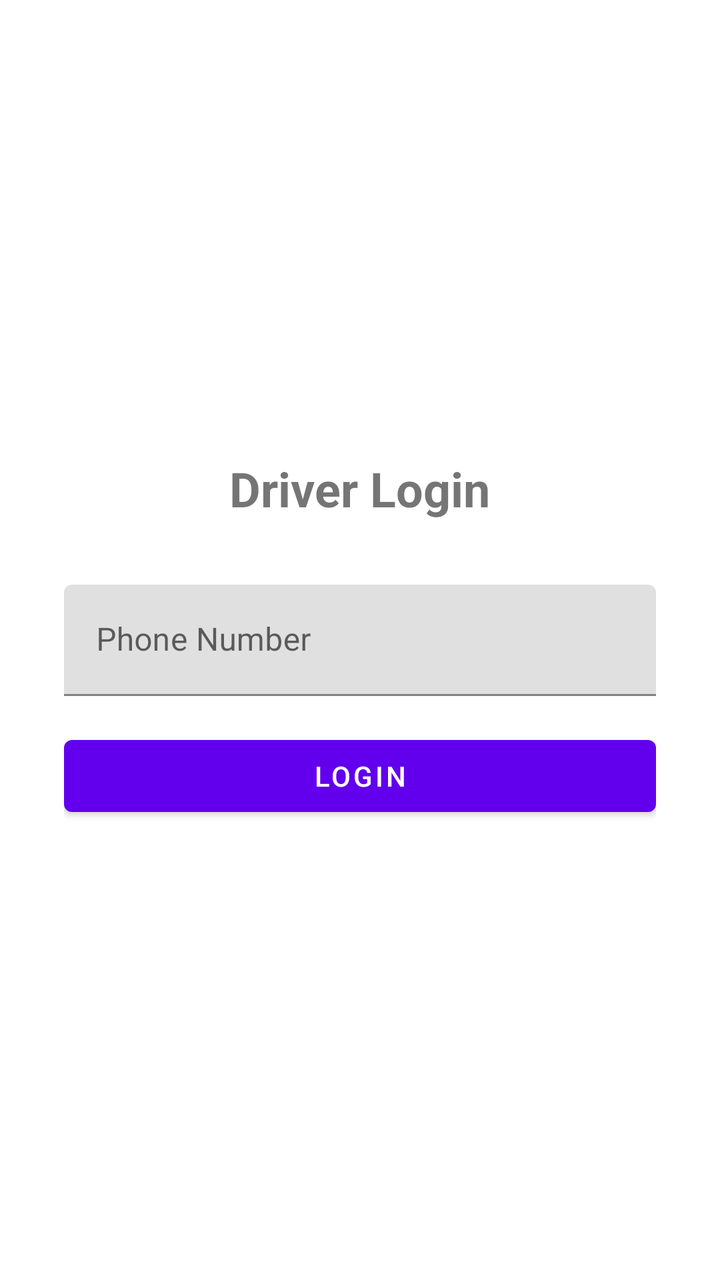
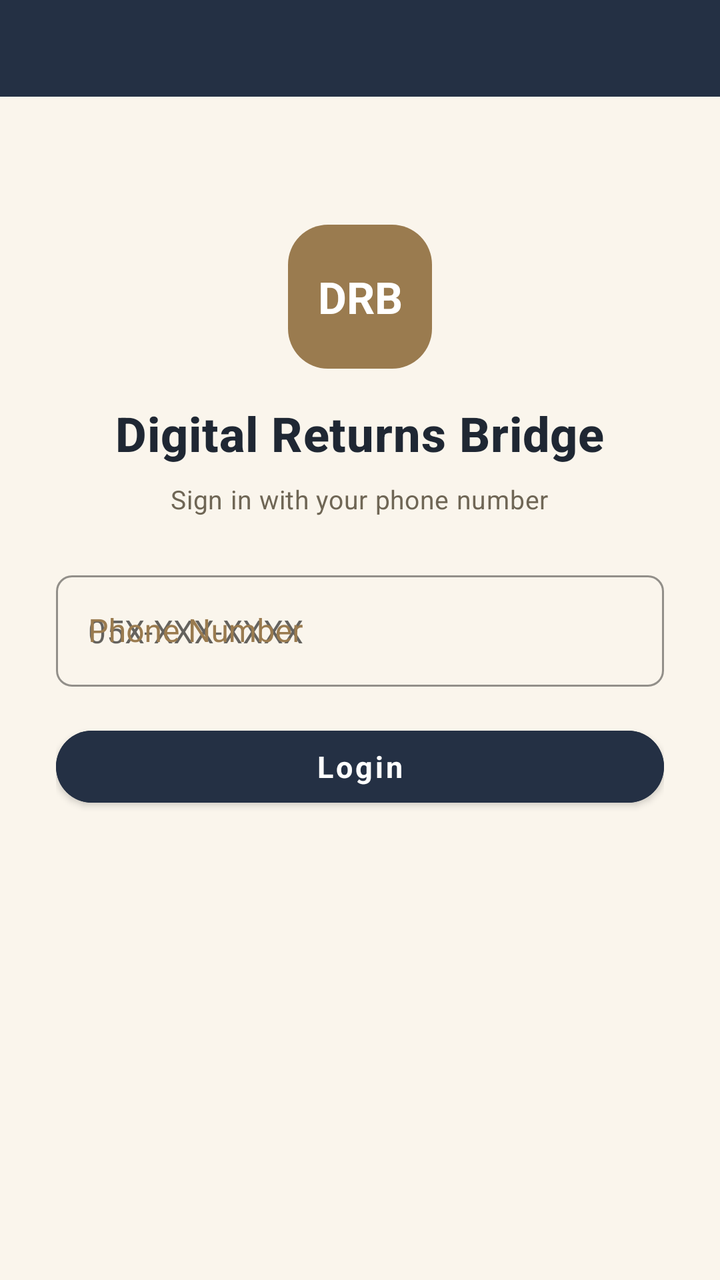

An Android layout rendered at two revisions. The XML below is the earlier revision; the diff shows what the commit changed to produce the second picture.
<!-- AndroidManifest.xml: application theme Theme.DriverApp -->
<!-- res/layout/activity_login.xml -->
<?xml version="1.0" encoding="utf-8"?>
<LinearLayout xmlns:android="http://schemas.android.com/apk/res/android"
    android:layout_width="match_parent"
    android:layout_height="match_parent"
    android:orientation="vertical"
    android:gravity="center"
    android:padding="32dp">

    <TextView
        android:layout_width="wrap_content"
        android:layout_height="wrap_content"
        android:text="@string/login_title"
        android:textSize="24sp"
        android:textStyle="bold"
        android:layout_marginBottom="32dp"/>

    <com.google.android.material.textfield.TextInputLayout
        android:layout_width="match_parent"
        android:layout_height="wrap_content"
        android:hint="@string/phone_hint"
        android:layout_marginBottom="16dp">
        <com.google.android.material.textfield.TextInputEditText
            android:id="@+id/etPhone"
            android:layout_width="match_parent"
            android:layout_height="wrap_content"
            android:inputType="phone"/>
    </com.google.android.material.textfield.TextInputLayout>

    <Button
        android:id="@+id/btnLogin"
        android:layout_width="match_parent"
        android:layout_height="wrap_content"
        android:text="@string/login_button"/>

    <ProgressBar
        android:id="@+id/progressBar"
        android:layout_width="wrap_content"
        android:layout_height="wrap_content"
        android:visibility="gone"
        android:layout_marginTop="16dp"/>
</LinearLayout>
<!-- resources referenced by this layout -->
<resources>
  <string name="login_title">Driver Login</string>
  <style name="Theme.DriverApp" parent="Theme.MaterialComponents.DayNight.DarkActionBar">
          <item name="colorPrimary">@color/purple_500</item>
          <item name="colorPrimaryVariant">@color/purple_700</item>
          <item name="colorOnPrimary">@color/white</item>
          <item name="colorSecondary">@color/teal_200</item>
          <item name="colorSecondaryVariant">@color/teal_700</item>
          <item name="colorOnSecondary">@color/black</item>
          <item name="android:statusBarColor">?attr/colorPrimaryVariant</item>
      </style>
  <color name="purple_500">#FF6200EE</color>
  <color name="purple_700">#FF3700B3</color>
  <color name="teal_200">#FF03DAC5</color>
  <color name="teal_700">#FF018786</color>
  <color name="black">#FF000000</color>
  <!-- unchanged entries left out for length: 3 -->
</resources>

<!-- the commit's change to res/layout/activity_login.xml (unified diff, before → after) -->
@@ -3,39 +3,153 @@
     android:layout_width="match_parent"
     android:layout_height="match_parent"
     android:orientation="vertical"
-    android:gravity="center"
-    android:padding="32dp">
+    android:background="@color/drb_cream_bg">
 
-    <TextView
-        android:layout_width="wrap_content"
+  <include
+      android:id="@+id/loginHeader"
+      layout="@layout/include_drb_header"/>
+
+  <LinearLayout
+      android:layout_width="match_parent"
+      android:layout_height="match_parent"
+      android:orientation="vertical"
+      android:gravity="center_horizontal"
+      android:paddingStart="@dimen/drb_spacing_xxl"
+      android:paddingEnd="@dimen/drb_spacing_xxl"
+      android:paddingTop="64dp"
+      android:paddingBottom="120dp">
+
+    
+    <LinearLayout
+        android:id="@+id/driverLoginChrome"
+        android:layout_width="match_parent"
         android:layout_height="wrap_content"
-        android:text="@string/login_title"
-        android:textSize="24sp"
-        android:textStyle="bold"
-        android:layout_marginBottom="32dp"/>
+        android:orientation="vertical"
+        android:gravity="center_horizontal"
+        android:layout_marginBottom="@dimen/drb_spacing_xl">
+
+        <TextView
+            android:id="@+id/tvLoginLogo"
+            android:layout_width="@dimen/drb_logo_size"
+            android:layout_height="@dimen/drb_logo_size"
+            android:background="@drawable/bg_logo_square"
+            android:gravity="center"
+            android:text="DRB"
+            android:textColor="@color/white"
+            android:textSize="@dimen/drb_text_logo"
+            android:textStyle="bold"/>
+
+        <TextView
+            android:id="@+id/tvDriverLoginTitle"
+            android:layout_width="wrap_content"
+            android:layout_height="wrap_content"
+            android:layout_marginTop="@dimen/drb_spacing_lg"
+            android:text="@string/app_name"
+            style="@style/DrbText.Title"/>
+
+        <TextView
+            android:id="@+id/tvDriverLoginSubtitle"
+            android:layout_width="wrap_content"
+            android:layout_height="wrap_content"
+            android:layout_marginTop="@dimen/drb_spacing_sm"
+            android:text="@string/login_driver_phone_hint"
+            style="@style/DrbText.Subtitle"/>
+    </LinearLayout>
+
+    
+    <LinearLayout
+        android:id="@+id/warehouseLoginChrome"
+        android:layout_width="match_parent"
+        android:layout_height="wrap_content"
+        android:orientation="vertical"
+        android:gravity="center_horizontal"
+        android:layout_marginBottom="@dimen/drb_spacing_xl"
+        android:visibility="gone">
+
+        <TextView
+            android:layout_width="@dimen/drb_logo_size"
+            android:layout_height="@dimen/drb_logo_size"
+            android:background="@drawable/bg_logo_square"
+            android:gravity="center"
+            android:text="DRB"
+            android:textColor="@color/white"
+            android:textSize="@dimen/drb_text_logo"
+            android:textStyle="bold"/>
+
+        <TextView
+            android:id="@+id/tvWarehouseLoginTitle"
+            android:layout_width="wrap_content"
+            android:layout_height="wrap_content"
+            android:layout_marginTop="@dimen/drb_spacing_lg"
+            android:text="@string/app_name"
+            style="@style/DrbText.Title"/>
+
+        <TextView
+            android:id="@+id/tvWarehouseLoginSubtitle"
+            android:layout_width="wrap_content"
+            android:layout_height="wrap_content"
+            android:layout_marginTop="@dimen/drb_spacing_sm"
+            android:text="@string/login_driver_phone_hint"
+            style="@style/DrbText.Subtitle"/>
+    </LinearLayout>
 
     <com.google.android.material.textfield.TextInputLayout
         android:layout_width="match_parent"
         android:layout_height="wrap_content"
         android:hint="@string/phone_hint"
-        android:layout_marginBottom="16dp">
+        style="@style/DrbTextInputLayout"
+        android:layout_marginBottom="@dimen/drb_spacing_lg">
         <com.google.android.material.textfield.TextInputEditText
             android:id="@+id/etPhone"
             android:layout_width="match_parent"
             android:layout_height="wrap_content"
-            android:inputType="phone"/>
+            android:inputType="phone"
+            android:hint="05X-XXX-XXXX"
+            android:textColor="@color/drb_text_muted"/>
     </com.google.android.material.textfield.TextInputLayout>
 
     <Button
         android:id="@+id/btnLogin"
         android:layout_width="match_parent"
         android:layout_height="wrap_content"
-        android:text="@string/login_button"/>
+        android:text="@string/login_button"
+        style="@style/DrbButton.Primary"/>
 
     <ProgressBar
         android:id="@+id/progressBar"
         android:layout_width="wrap_content"
         android:layout_height="wrap_content"
         android:visibility="gone"
-        android:layout_marginTop="16dp"/>
+        android:layout_marginTop="@dimen/drb_spacing_lg"/>
+  </LinearLayout>
 </LinearLayout>
+<!-- res/layout/include_drb_header.xml (included above) -->
+<?xml version="1.0" encoding="utf-8"?>
+<LinearLayout xmlns:android="http://schemas.android.com/apk/res/android"
+    android:layout_width="match_parent"
+    android:layout_height="wrap_content"
+    android:orientation="horizontal"
+    android:background="@color/drb_navy"
+    android:gravity="center_vertical"
+    android:paddingStart="@dimen/drb_spacing_md"
+    android:paddingEnd="@dimen/drb_header_padding_horizontal"
+    android:paddingTop="10dp"
+    android:paddingBottom="@dimen/drb_header_padding_vertical">
+
+    <TextView
+        android:id="@+id/tvHeaderTitle"
+        android:layout_width="0dp"
+        android:layout_height="wrap_content"
+        android:layout_weight="1"
+        style="@style/DrbText.Header"/>
+
+    <TextView
+        android:id="@+id/tvHeaderAction"
+        android:layout_width="wrap_content"
+        android:layout_height="wrap_content"
+        android:text="@string/logout"
+        android:textColor="@color/drb_text_header_muted"
+        android:textSize="@dimen/drb_text_caption"
+        android:padding="4dp"
+        android:visibility="gone"/>
+</LinearLayout>
<!-- resource entries referenced after the edit -->
@@ -1,20 +1,83 @@
 <!-- resources referenced by this layout -->
 <resources>
-  <string name="login_title">Driver Login</string>
-  <style name="Theme.DriverApp" parent="Theme.MaterialComponents.DayNight.DarkActionBar">
-          <item name="colorPrimary">@color/purple_500</item>
-          <item name="colorPrimaryVariant">@color/purple_700</item>
+  <color name="drb_cream_bg">#faf5ec</color>
+  <color name="drb_navy">#243044</color>
+  <color name="drb_text_header_muted">#e6e0d4</color>
+  <color name="drb_text_muted">#a89f8c</color>
+  <dimen name="drb_header_padding_horizontal">18dp</dimen>
+  <dimen name="drb_header_padding_vertical">14dp</dimen>
+  <dimen name="drb_logo_size">72dp</dimen>
+  <dimen name="drb_spacing_lg">16dp</dimen>
+  <dimen name="drb_spacing_md">12dp</dimen>
+  <dimen name="drb_spacing_sm">8dp</dimen>
+  <dimen name="drb_spacing_xl">24dp</dimen>
+  <dimen name="drb_spacing_xxl">28dp</dimen>
+  <dimen name="drb_text_caption">13sp</dimen>
+  <dimen name="drb_text_logo">22sp</dimen>
+  <!-- drawable bg_logo_square (drawable) -->
+  <?xml version="1.0" encoding="utf-8"?>
+  <shape xmlns:android="http://schemas.android.com/apk/res/android"
+      android:shape="rectangle">
+      <solid android:color="@color/drb_gold"/>
+      <corners android:radius="@dimen/drb_radius_lg"/>
+  </shape>
+  <string name="app_name">Digital Returns Bridge</string>
+  <string name="login_driver_phone_hint">Sign in with your phone number</string>
+  <string name="logout">Logout</string>
+  <style name="DrbButton.Primary" parent="Widget.MaterialComponents.Button">
+          <item name="android:backgroundTint">@color/drb_navy</item>
+          <item name="android:textColor">@color/white</item>
+          <item name="android:textAllCaps">false</item>
+          <item name="android:textStyle">bold</item>
+          <item name="android:textSize">@dimen/drb_text_body</item>
+          <item name="cornerRadius">@dimen/drb_radius_pill</item>
+          <item name="android:minHeight">48dp</item>
+      </style>
+  <style name="DrbText.Header" parent="TextAppearance.MaterialComponents.Subtitle1">
+          <item name="android:textSize">@dimen/drb_text_header</item>
+          <item name="android:textStyle">bold</item>
+          <item name="android:textColor">@color/white</item>
+      </style>
+  <style name="DrbText.Subtitle" parent="TextAppearance.MaterialComponents.Body2">
+          <item name="android:textSize">@dimen/drb_text_caption</item>
+          <item name="android:textColor">@color/drb_text_secondary</item>
+      </style>
+  <style name="DrbText.Title" parent="TextAppearance.MaterialComponents.Headline6">
+          <item name="android:textSize">@dimen/drb_text_title</item>
+          <item name="android:textStyle">bold</item>
+          <item name="android:textColor">@color/drb_text_primary</item>
+      </style>
+  <style name="DrbTextInputLayout" parent="Widget.MaterialComponents.TextInputLayout.OutlinedBox">
+          <item name="boxStrokeColor">@color/drb_border_warm</item>
+          <item name="boxCornerRadiusTopStart">@dimen/drb_radius_sm</item>
+          <item name="boxCornerRadiusTopEnd">@dimen/drb_radius_sm</item>
+          <item name="boxCornerRadiusBottomStart">@dimen/drb_radius_sm</item>
+          <item name="boxCornerRadiusBottomEnd">@dimen/drb_radius_sm</item>
+          <item name="android:textColorHint">@color/drb_gold</item>
+      </style>
+  <style name="Theme.DriverApp" parent="Theme.MaterialComponents.DayNight.NoActionBar">
+          <item name="colorPrimary">@color/drb_navy</item>
+          <item name="colorPrimaryVariant">@color/drb_navy_dark</item>
           <item name="colorOnPrimary">@color/white</item>
-          <item name="colorSecondary">@color/teal_200</item>
-          <item name="colorSecondaryVariant">@color/teal_700</item>
-          <item name="colorOnSecondary">@color/black</item>
-          <item name="android:statusBarColor">?attr/colorPrimaryVariant</item>
+          <item name="colorSecondary">@color/drb_gold</item>
+          <item name="colorSecondaryVariant">@color/drb_gold_muted</item>
+          <item name="colorOnSecondary">@color/white</item>
+          <item name="android:statusBarColor">@color/drb_navy</item>
+          <item name="android:windowBackground">@color/drb_cream_bg</item>
+          <item name="android:fontFamily">sans-serif</item>
       </style>
-  <color name="purple_500">#FF6200EE</color>
-  <color name="purple_700">#FF3700B3</color>
-  <color name="teal_200">#FF03DAC5</color>
-  <color name="teal_700">#FF018786</color>
-  <color name="black">#FF000000</color>
+  <color name="drb_gold">#9a7b4f</color>
+  <dimen name="drb_radius_lg">20dp</dimen>
+  <dimen name="drb_text_body">15sp</dimen>
+  <dimen name="drb_radius_pill">24dp</dimen>
+  <dimen name="drb_text_header">18sp</dimen>
+  <color name="drb_text_secondary">#6f6655</color>
+  <dimen name="drb_text_title">24sp</dimen>
+  <color name="drb_text_primary">#1f2733</color>
+  <color name="drb_border_warm">#e7e0d2</color>
+  <dimen name="drb_radius_sm">8dp</dimen>
+  <color name="drb_navy_dark">#15202e</color>
+  <color name="drb_gold_muted">#8a7149</color>
   <!-- unchanged entries left out for length: 3 -->
 </resources>
 
